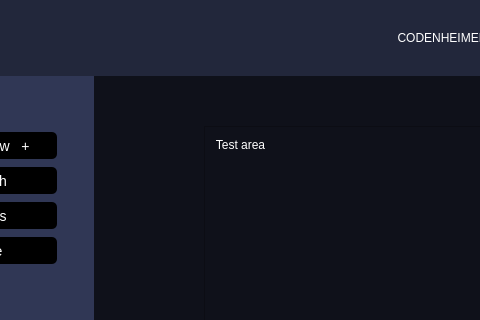
Old version of the form mainwindow.ui in the repository Deatrax/codenheimer; both pictures show x 81 to 561 and y 0 to 320 of the 1041 by 683 pixel window.
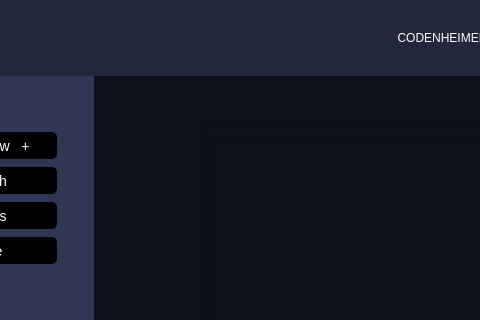
New version of the form.

Commit message: successfuly changed sandBox to List widget

```diff
--- a/mainwindow.ui
+++ b/mainwindow.ui
@@ -810,15 +810,7 @@
             </property>
             <layout class="QVBoxLayout" name="verticalLayout_6">
              <item>
-              <widget class="QGroupBox" name="sandBox">
-               <property name="styleSheet">
-                <string notr="true"/>
-               </property>
-               <property name="title">
-                <string>Test area</string>
-               </property>
-               <layout class="QVBoxLayout" name="verticalLayout_5"/>
-              </widget>
+              <widget class="QListWidget" name="sandBox"/>
              </item>
             </layout>
            </widget>
```
The commit also changes 1 other file.
